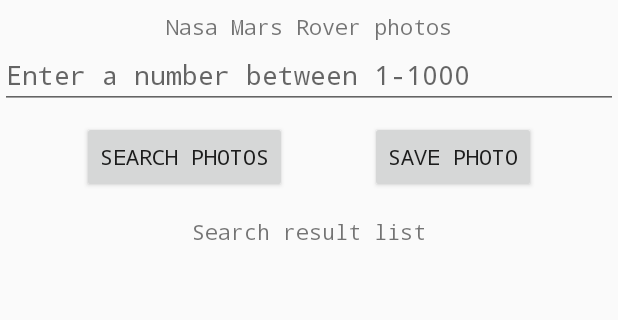
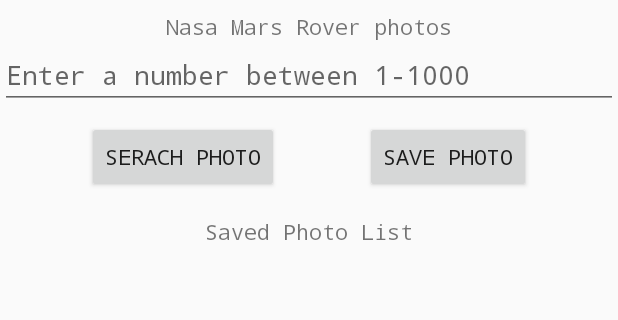
Before and after one commit to Superbigbabol/FinalProject, an Android app: the MarsPhotoActivity screen opened directly, with no data from a screen before it, on a phone screen of 412 x 824 dp, the part 84-404 px from its top. Run offline under Robolectric (Android 15) with nearby library versions, the phone set to English and light mode, and no system bars; our stand-ins replace Picasso, Room's generated code, Volley; pictures from the network do not load.

```diff
--- a/app/src/main/java/algonquin/cst2335/finalproject/data/MarsPhotoDao.java
+++ b/app/src/main/java/algonquin/cst2335/finalproject/data/MarsPhotoDao.java
@@ -1,6 +1,7 @@
 package algonquin.cst2335.finalproject.data;
 
 import androidx.room.Dao;
+import androidx.room.Delete;
 import androidx.room.Insert;
 import androidx.room.Query;
 
@@ -12,4 +13,6 @@ public interface MarsPhotoDao {
     public void insertPhoto(MarsPhoto photo);
     @Query("Select * from MarsPhoto")
     public List<MarsPhoto> getAllPhotos();
+    @Delete
+    void deletePhoto(MarsPhoto photo);
 }
--- a/app/src/main/res/layout/activity_mars_photo.xml
+++ b/app/src/main/res/layout/activity_mars_photo.xml
@@ -32,7 +32,7 @@
         android:id="@+id/saveBtn"
         android:layout_width="wrap_content"
         android:layout_height="wrap_content"
-        android:text="Save Photo"
+        android:text="@string/savePhoto"
         app:layout_constraintEnd_toEndOf="parent"
         app:layout_constraintHorizontal_bias="0.5"
         app:layout_constraintStart_toEndOf="@+id/retrieveBtn"
@@ -43,7 +43,7 @@
         android:layout_width="wrap_content"
         android:layout_height="wrap_content"
         android:layout_marginTop="8dp"
-        android:text="Search Photos"
+        android:text="@string/searchPhoto"
         app:layout_constraintEnd_toStartOf="@+id/saveBtn"
         app:layout_constraintHorizontal_bias="0.5"
         app:layout_constraintStart_toStartOf="parent"
@@ -75,7 +75,7 @@
         android:layout_width="wrap_content"
         android:layout_height="wrap_content"
         android:layout_marginTop="16dp"
-        android:text="Search result list"
+        android:text="@string/savedList"
         app:layout_constraintEnd_toEndOf="parent"
         app:layout_constraintHorizontal_bias="0.5"
         app:layout_constraintStart_toStartOf="parent"
--- a/app/src/main/res/values/strings.xml
+++ b/app/src/main/res/values/strings.xml
@@ -1,5 +1,10 @@
 <resources>
     <string name="app_name">FinalProject</string>
+    <string name="searchPhoto">Serach Photo</string>
+    <string name="savedPhoto">Saved Photo</string>
+    <string name="savePhoto">Save Photo</string>
+    <string name="savedList">Saved Photo List</string>
+    <string name="searchList">Search Result List</string>
 
     <string-array name="cities">
         <item>Ottawa</item>
```
Also changed, not shown: app/src/main/java/algonquin/cst2335/finalproject/MarsPhotoActivity.java (+34 -10 lines), app/src/main/java/algonquin/cst2335/finalproject/data/PhotoFragment.java (+19 -15 lines), app/src/main/res/drawable/placeholder.png (renamed from app/src/main/res/drawable/placeholder_image.png), app/src/main/res/drawable/placeholder0.png (added), 2 other files.
